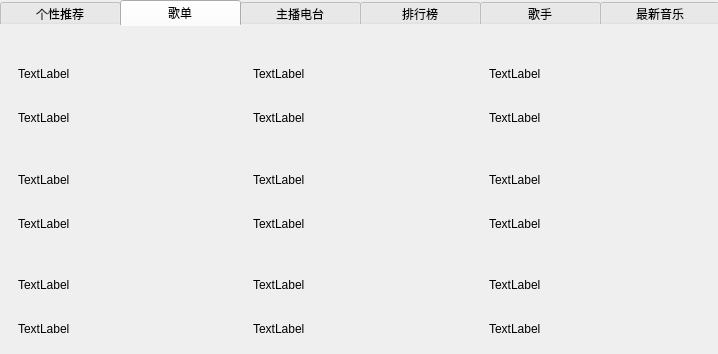
First picture: the form in Human-Interaction/Music_Play/findmusicwidget.ui, repository 100yang/Study, before the edit.
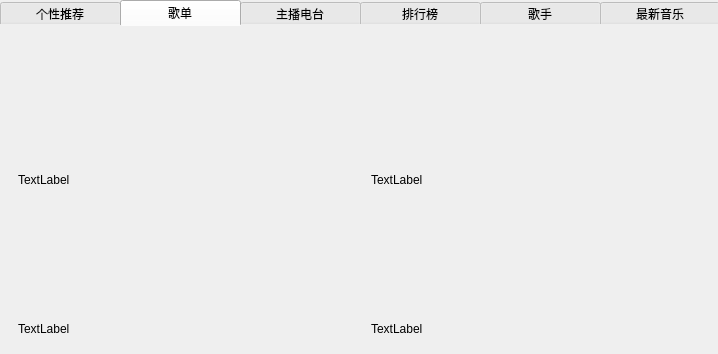
Second picture: the form after the edit. The open tabs and pages were chosen to show the change. Custom widgets are drawn as their Qt base class.

Diff of the .ui file:
```diff
--- a/Human-Interaction/Music_Play/findmusicwidget.ui
+++ b/Human-Interaction/Music_Play/findmusicwidget.ui
@@ -95,261 +95,11 @@
        <string>歌单</string>
       </attribute>
       <layout class="QGridLayout" name="gridLayout_2">
-       <item row="2" column="0">
-        <widget class="QWidget" name="widget_8" native="true">
-         <layout class="QVBoxLayout" name="verticalLayout_9">
-          <item>
-           <widget class="QLabel" name="label_14">
-            <property name="text">
-             <string>TextLabel</string>
-            </property>
-            <property name="scaledContents">
-             <bool>true</bool>
-            </property>
-           </widget>
-          </item>
-          <item>
-           <widget class="QLabel" name="label_13">
-            <property name="minimumSize">
-             <size>
-              <width>0</width>
-              <height>15</height>
-             </size>
-            </property>
-            <property name="maximumSize">
-             <size>
-              <width>16777215</width>
-              <height>15</height>
-             </size>
-            </property>
-            <property name="text">
-             <string>TextLabel</string>
-            </property>
-            <property name="scaledContents">
-             <bool>true</bool>
-            </property>
-           </widget>
-          </item>
-         </layout>
-        </widget>
-       </item>
-       <item row="2" column="1">
-        <widget class="QWidget" name="widget_9" native="true">
-         <layout class="QVBoxLayout" name="verticalLayout_10">
-          <item>
-           <widget class="QLabel" name="label_16">
-            <property name="text">
-             <string>TextLabel</string>
-            </property>
-            <property name="scaledContents">
-             <bool>true</bool>
-            </property>
-           </widget>
-          </item>
-          <item>
-           <widget class="QLabel" name="label_15">
-            <property name="minimumSize">
-             <size>
-              <width>0</width>
-              <height>15</height>
-             </size>
-            </property>
-            <property name="maximumSize">
-             <size>
-              <width>16777215</width>
-              <height>15</height>
-             </size>
-            </property>
-            <property name="text">
-             <string>TextLabel</string>
-            </property>
-            <property name="scaledContents">
-             <bool>true</bool>
-            </property>
-           </widget>
-          </item>
-         </layout>
-        </widget>
-       </item>
-       <item row="1" column="1">
+       <item row="0" column="1">
         <widget class="QWidget" name="widget_6" native="true">
          <layout class="QVBoxLayout" name="verticalLayout_7">
           <item>
-           <widget class="QLabel" name="label_10">
-            <property name="text">
-             <string>TextLabel</string>
-            </property>
-            <property name="scaledContents">
-             <bool>true</bool>
-            </property>
-           </widget>
-          </item>
-          <item>
-           <widget class="QLabel" name="label_9">
-            <property name="minimumSize">
-             <size>
-              <width>0</width>
-              <height>15</height>
-             </size>
-            </property>
-            <property name="maximumSize">
-             <size>
-              <width>16777215</width>
-              <height>15</height>
-             </size>
-            </property>
-            <property name="text">
-             <string>TextLabel</string>
-            </property>
-            <property name="scaledContents">
-             <bool>true</bool>
-            </property>
-           </widget>
-          </item>
-         </layout>
-        </widget>
-       </item>
-       <item row="0" column="2">
-        <widget class="QWidget" name="widget_4" native="true">
-         <layout class="QVBoxLayout" name="verticalLayout_4">
-          <item>
-           <widget class="QLabel" name="label_6">
-            <property name="text">
-             <string>TextLabel</string>
-            </property>
-            <property name="scaledContents">
-             <bool>true</bool>
-            </property>
-           </widget>
-          </item>
-          <item>
-           <widget class="QLabel" name="label_5">
-            <property name="minimumSize">
-             <size>
-              <width>0</width>
-              <height>15</height>
-             </size>
-            </property>
-            <property name="maximumSize">
-             <size>
-              <width>16777215</width>
-              <height>15</height>
-             </size>
-            </property>
-            <property name="text">
-             <string>TextLabel</string>
-            </property>
-            <property name="scaledContents">
-             <bool>true</bool>
-            </property>
-           </widget>
-          </item>
-         </layout>
-        </widget>
-       </item>
-       <item row="1" column="0">
-        <widget class="QWidget" name="widget_5" native="true">
-         <layout class="QVBoxLayout" name="verticalLayout_6">
-          <item>
-           <widget class="QLabel" name="label_12">
-            <property name="text">
-             <string>TextLabel</string>
-            </property>
-            <property name="scaledContents">
-             <bool>true</bool>
-            </property>
-           </widget>
-          </item>
-          <item>
-           <widget class="QLabel" name="label_11">
-            <property name="minimumSize">
-             <size>
-              <width>0</width>
-              <height>15</height>
-             </size>
-            </property>
-            <property name="maximumSize">
-             <size>
-              <width>16777215</width>
-              <height>15</height>
-             </size>
-            </property>
-            <property name="text">
-             <string>TextLabel</string>
-            </property>
-            <property name="scaledContents">
-             <bool>true</bool>
-            </property>
-           </widget>
-          </item>
-         </layout>
-        </widget>
-       </item>
-       <item row="2" column="2">
-        <widget class="QWidget" name="widget_10" native="true">
-         <layout class="QVBoxLayout" name="verticalLayout_5">
-          <item>
-           <widget class="QLabel" name="label_18">
-            <property name="text">
-             <string>TextLabel</string>
-            </property>
-            <property name="scaledContents">
-             <bool>true</bool>
-            </property>
-           </widget>
-          </item>
-          <item>
-           <widget class="QLabel" name="label_17">
-            <property name="minimumSize">
-             <size>
-              <width>0</width>
-              <height>15</height>
-             </size>
-            </property>
-            <property name="maximumSize">
-             <size>
-              <width>16777215</width>
-              <height>15</height>
-             </size>
-            </property>
-            <property name="text">
-             <string>TextLabel</string>
-            </property>
-            <property name="scaledContents">
-             <bool>true</bool>
-            </property>
-           </widget>
-          </item>
-         </layout>
-        </widget>
-       </item>
-       <item row="0" column="1">
-        <widget class="QWidget" name="widget_3" native="true">
-         <layout class="QVBoxLayout" name="verticalLayout_3">
-          <item>
-           <widget class="QLabel" name="label_4">
-            <property name="text">
-             <string>TextLabel</string>
-            </property>
-            <property name="scaledContents">
-             <bool>true</bool>
-            </property>
-           </widget>
-          </item>
-          <item>
            <widget class="QLabel" name="label_3">
-            <property name="minimumSize">
-             <size>
-              <width>0</width>
-              <height>15</height>
-             </size>
-            </property>
-            <property name="maximumSize">
-             <size>
-              <width>16777215</width>
-              <height>15</height>
-             </size>
-            </property>
             <property name="text">
              <string>TextLabel</string>
             </property>
@@ -358,24 +108,8 @@
             </property>
            </widget>
           </item>
-         </layout>
-        </widget>
-       </item>
-       <item row="1" column="2">
-        <widget class="QWidget" name="widget_7" native="true">
-         <layout class="QVBoxLayout" name="verticalLayout_8">
           <item>
-           <widget class="QLabel" name="label_8">
-            <property name="text">
-             <string>TextLabel</string>
-            </property>
-            <property name="scaledContents">
-             <bool>true</bool>
-            </property>
-           </widget>
-          </item>
-          <item>
-           <widget class="QLabel" name="label_7">
+           <widget class="QLabel" name="label_4">
             <property name="minimumSize">
              <size>
               <width>0</width>
```
Left out of the diff: 6 changed lines with no effect on the pictures.
